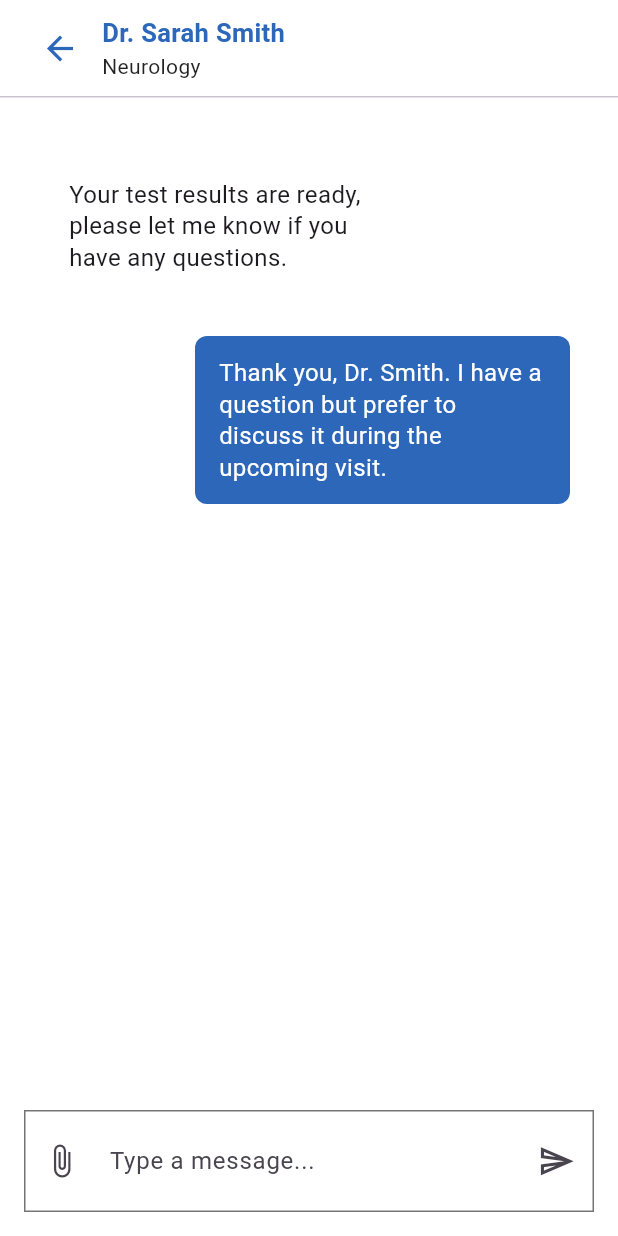
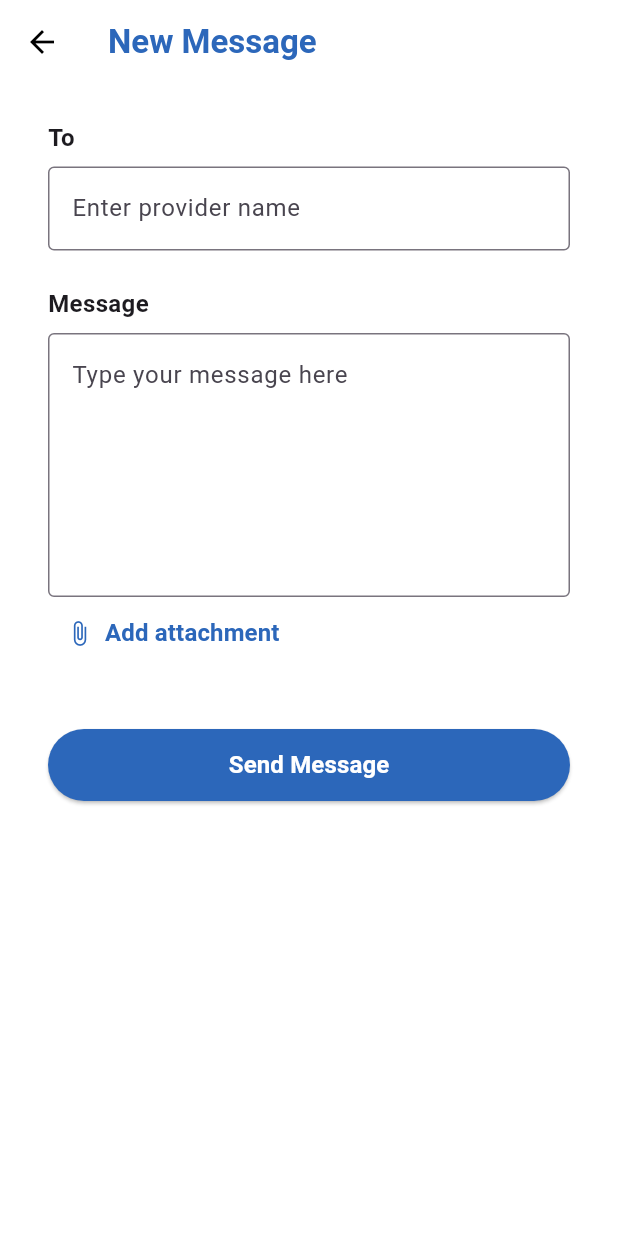
Before and after one commit to ianscottard/CareConnect-Frontend-Team-8, a Flutter app: the DoctorMessagingScreen screen opened by its route, after a tap on the "arrow back" icon, after a tap on "+ New message", on a phone screen of 412 x 824 dp. Run offline on Flutter 3.47's test engine with Material 3 defaults, Android fonts, the phone set to English and light mode, and no system bars; our stand-ins replace flutter_riverpod, go_router.

Commit message:
Add new message screen and update coverage

```diff
--- a/swen_661/lib/app_router.dart
+++ b/swen_661/lib/app_router.dart
@@ -8,6 +8,7 @@ import 'screens/medications_screen.dart';
 import 'screens/messages_screen.dart';
 import 'screens/doctor_messaging.dart';
 import 'screens/profile_screen.dart';
+import 'screens/new_message_screen.dart';
 
 final GoRouter appRouter = GoRouter(
   initialLocation: '/login',
@@ -35,6 +36,10 @@ final GoRouter appRouter = GoRouter(
       path: '/messages',
       builder: (context, state) => const MessagesScreen(),
     ),
+    GoRoute(
+      path: '/new-message',
+      builder: (context, state) => const NewMessageScreen(),
+    ),
 
     GoRoute(
       path: '/doctor-messaging',
--- a/swen_661/lib/screens/messages_screen.dart
+++ b/swen_661/lib/screens/messages_screen.dart
@@ -36,7 +36,7 @@ class MessagesScreen extends StatelessWidget {
                     height: 48,
                     child: ElevatedButton(
                       onPressed: () {
-                        context.go('/doctor-messaging');
+                        context.go('/new-message');
                       },
                       style: ElevatedButton.styleFrom(
                         backgroundColor: careConnectBlue,
@@ -189,7 +189,7 @@ class MessageCard extends StatelessWidget {
                     height: 48,
                     child: ElevatedButton(
                       onPressed: () {
-                        // Message details screen can be connected later.
+                        context.go('/doctor-messaging');
                       },
                       style: ElevatedButton.styleFrom(
                         backgroundColor: MessagesScreen.careConnectBlue,
--- /dev/null
+++ b/swen_661/lib/screens/new_message_screen.dart
@@ -0,0 +1,123 @@
+import 'package:flutter/material.dart';
+import 'package:go_router/go_router.dart';
+
+class NewMessageScreen extends StatelessWidget {
+  const NewMessageScreen({super.key});
+
+  static const Color careConnectBlue = Color(0xFF2C67BA);
+
+  @override
+  Widget build(BuildContext context) {
+    return Scaffold(
+      backgroundColor: Colors.white,
+      appBar: AppBar(
+        backgroundColor: Colors.white,
+        elevation: 0,
+        leading: Semantics(
+          label: 'Back to messages',
+          button: true,
+          child: IconButton(
+            icon: const Icon(Icons.arrow_back, color: Colors.black),
+            onPressed: () {
+              context.go('/messages');
+            },
+          ),
+        ),
+        title: const Text(
+          'New Message',
+          style: TextStyle(
+            color: careConnectBlue,
+            fontSize: 22,
+            fontWeight: FontWeight.bold,
+          ),
+        ),
+      ),
+      body: SafeArea(
+        child: Padding(
+          padding: const EdgeInsets.symmetric(horizontal: 32, vertical: 24),
+          child: Column(
+            crossAxisAlignment: CrossAxisAlignment.start,
+            children: [
+              const Text(
+                'To',
+                style: TextStyle(fontSize: 16, fontWeight: FontWeight.w600),
+              ),
+              const SizedBox(height: 8),
+              Semantics(
+                label: 'Select message recipient',
+                textField: true,
+                child: const TextField(
+                  decoration: InputDecoration(
+                    hintText: 'Enter provider name',
+                    border: OutlineInputBorder(),
+                  ),
+                ),
+              ),
+              const SizedBox(height: 24),
+              const Text(
+                'Message',
+                style: TextStyle(fontSize: 16, fontWeight: FontWeight.w600),
+              ),
+              const SizedBox(height: 8),
+              Semantics(
+                label: 'Enter message',
+                textField: true,
+                child: const TextField(
+                  maxLines: 6,
+                  decoration: InputDecoration(
+                    hintText: 'Type your message here',
+                    border: OutlineInputBorder(),
+                  ),
+                ),
+              ),
+              Semantics(
+                label: 'Add attachment',
+                button: true,
+                child: TextButton.icon(
+                  onPressed: () {
+                    // Attachment functionality can be connected later.
+                  },
+                  icon: const Icon(Icons.attach_file, color: careConnectBlue),
+                  label: const Text(
+                    'Add attachment',
+                    style: TextStyle(
+                      color: careConnectBlue,
+                      fontSize: 16,
+                      fontWeight: FontWeight.w600,
+                    ),
+                  ),
+                ),
+              ),
+              const SizedBox(height: 16),
+              const SizedBox(height: 24),
+              SizedBox(
+                width: double.infinity,
+                height: 48,
+                child: Semantics(
+                  label: 'Send new message',
+                  button: true,
+                  child: ElevatedButton(
+                    onPressed: () {
+                      context.go('/messages');
+                    },
+                    style: ElevatedButton.styleFrom(
+                      backgroundColor: careConnectBlue,
+                      foregroundColor: Colors.white,
+                    ),
+                    child: const Text(
+                      'Send Message',
+                      style: TextStyle(
+                        fontSize: 16,
+                        fontWeight: FontWeight.w600,
+                      ),
+                    ),
+                  ),
+                ),
+              ),
+            ],
+          ),
+        ),
+      ),
+    );
+  }
+}
```
Also changed, not shown: 3 other files.
